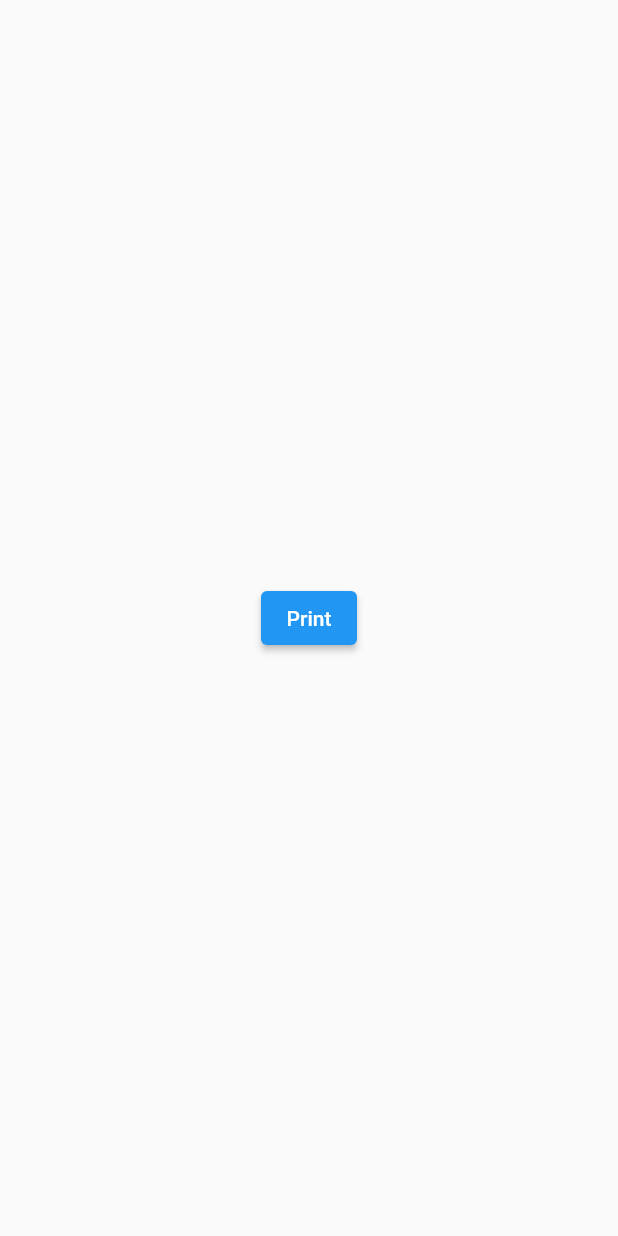
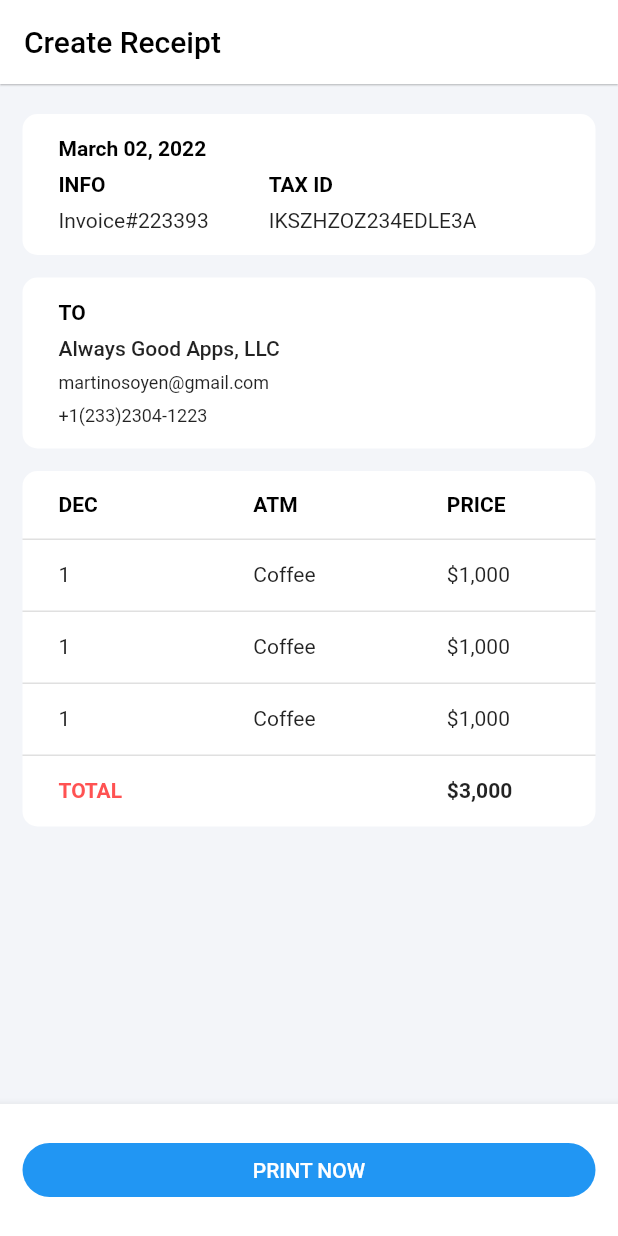
Before and after one commit to yegobox/receipt, a Flutter app: the screen it shows after launch, on a phone screen of 412 x 824 dp. Run offline on Flutter 3.47's test engine with Material 2 defaults, Android fonts, the light colour scheme and no system bars; our stand-ins replace gap, isar, pdf, printing; accounts and stored records are empty; generated files the repository leaves out were written again; statements that could not run were skipped.

Commit message:
Created a new printing format template

```diff
--- a/lib/main.dart
+++ b/lib/main.dart
@@ -1,88 +1,7 @@
-import 'dart:io';
-
 import 'package:flutter/material.dart';
-import 'package:isar_demo/omni_printer.dart';
-import 'package:path_provider/path_provider.dart';
-import 'package:pdf/widgets.dart' as pw;
+import 'package:isar_demo/printing_model.dart';
 
 void main() async {
   WidgetsFlutterBinding.ensureInitialized();
-  Directory dir = await getApplicationDocumentsDirectory();
-  // await IsarAPI.getDir(dbName: dir.path);
-  runApp(const MaterialApp(home: Print()));
+  runApp(const MaterialApp(home: PrintingModel()));
 }
-
-class Print extends StatefulWidget {
-  const Print({Key? key}) : super(key: key);
-
-  @override
-  State<Print> createState() => _PrintState();
-}
-
-class _PrintState extends State<Print> {
-  late OmniPrinter printer;
-  final headers = [
-    pw.Text('K5 25 Ave', style: const pw.TextStyle(fontSize: 5)),
-    pw.Text('+250 788 888 888', style: const pw.TextStyle(fontSize: 5)),
-  ];
-  final subHeader = [
-    pw.Text('Cashier: John Doe', style: const pw.TextStyle(fontSize: 5)),
-    pw.Container(width: 10),
-    pw.Column(
-      children: [
-        pw.Text('June 19,2021', style: const pw.TextStyle(fontSize: 5)),
-        pw.Text('11:20 am', style: const pw.TextStyle(fontSize: 5)),
-      ],
-    )
-  ];
-  final body = pw.Table(children: [
-    pw.TableRow(children: [
-      pw.Text('DESC', style: const pw.TextStyle(fontSize: 5)),
-      pw.Text('AMT', style: const pw.TextStyle(fontSize: 5)),
-    ]),
-    pw.TableRow(children: [
-      pw.Text('1', style: const pw.TextStyle(fontSize: 5)),
-      pw.Text('Coffee', style: const pw.TextStyle(fontSize: 5)),
-      pw.Text('\$1.00', style: const pw.TextStyle(fontSize: 5)),
-    ]),
-    pw.TableRow(children: [
-      pw.Text('1', style: const pw.TextStyle(fontSize: 5)),
-      pw.Text('Coffee', style: const pw.TextStyle(fontSize: 5)),
-      pw.Text('\$1.00', style: const pw.TextStyle(fontSize: 5)),
-    ]),
-    pw.TableRow(children: [
-      pw.Text('1', style: const pw.TextStyle(fontSize: 5)),
-      pw.Text('Coffee', style: const pw.TextStyle(fontSize: 5)),
-      pw.Text('\$1.00', style: const pw.TextStyle(fontSize: 5)),
-    ]),
-
-    /// show total
-    pw.TableRow(children: [
-      pw.Text(''),
-      pw.Text('Total', style: const pw.TextStyle(fontSize: 6)),
-      pw.Text('\$3.00', style: const pw.TextStyle(fontSize: 6)),
-    ]),
-  ]);
-
-  @override
-  void initState() {
-    printer = OmniPrinter();
-    printer.generateDoc(header: headers, subHeader: subHeader, body: body);
-    super.initState();
-  }
-
-  @override
-  Widget build(BuildContext context) {
-    return Scaffold(
-      body: Center(
-        child: ElevatedButton(
-          child: const Text('Print'),
-          onPressed: () async {
-            await printer.shareDoc();
-            // await printer.autoPrint();
-          },
-        ),
-      ),
-    );
-  }
-}
--- a/lib/omni_printer.dart
+++ b/lib/omni_printer.dart
@@ -1,6 +1,7 @@
 import 'dart:typed_data';
 
 import 'package:flutter/cupertino.dart';
+import 'package:isar_demo/pw_page.dart';
 import 'package:pdf/pdf.dart';
 import 'package:pdf/widgets.dart' as pw;
 import 'package:printing/printing.dart';
@@ -75,23 +76,18 @@ class OmniPrinter {
     throw Exception('Not implemented');
   }
 
-  Future<Uint8List> generateDoc({
-    required List<pw.Widget> header,
-    required List<pw.Widget> subHeader,
-    required pw.Widget body,
-  }) {
+  Future<Uint8List> generateDoc() {
     doc.addPage(
       pw.Page(
         pageFormat: PdfPageFormat.a4,
         build: (pw.Context context) {
-          return pw.Column(children: [
-            ...header,
-            pw.Row(
-              children: subHeader,
-            ),
-            pw.Text('\n'),
-            body,
-          ]);
+          return PwPage(
+              date: 'March 02, 2022',
+              info: 'Invoice#223393',
+              taxID: 'IKSZHZOZ234EDLE3A',
+              receiverName: 'Always Good Apps, LLC',
+              receiverMail: 'martinosoyen@gmail.com',
+              receiverPhone: '+1(233)2304-1223');
         },
       ),
     );
--- /dev/null
+++ b/lib/printing_model.dart
@@ -0,0 +1,217 @@
+import 'package:flutter/material.dart';
+import 'package:gap/gap.dart';
+import 'package:isar_demo/omni_printer.dart';
+
+class PrintingModel extends StatefulWidget {
+  const PrintingModel({Key? key}) : super(key: key);
+
+  @override
+  State<PrintingModel> createState() => _PrintingModelState();
+}
+
+class _PrintingModelState extends State<PrintingModel> {
+  late OmniPrinter printer;
+
+  @override
+  void initState() {
+    printer = OmniPrinter();
+    printer.generateDoc();
+    super.initState();
+  }
+
+  @override
+  Widget build(BuildContext context) {
+    final List<DataRow> dataRows = [
+      const DataRow(
+        cells: <DataCell>[
+          DataCell(Text('1')),
+          DataCell(Text('Coffee')),
+          DataCell(Text('\$1,000')),
+        ],
+      ),
+      const DataRow(
+        cells: <DataCell>[
+          DataCell(Text('1')),
+          DataCell(Text('Coffee')),
+          DataCell(Text('\$1,000')),
+        ],
+      ),
+      const DataRow(
+        cells: <DataCell>[
+          DataCell(Text('1')),
+          DataCell(Text('Coffee')),
+          DataCell(Text('\$1,000')),
+        ],
+      ),
+      const DataRow(
+        cells: <DataCell>[
+          DataCell(Text(
+            'TOTAL',
+            style:
+                TextStyle(color: Colors.redAccent, fontWeight: FontWeight.bold),
+          )),
+          DataCell(SizedBox()),
+          DataCell(
+              Text('\$3,000', style: TextStyle(fontWeight: FontWeight.bold))),
+        ],
+      ),
+    ];
+
+    return Scaffold(
+        appBar: AppBar(
+          backgroundColor: Colors.white,
+          elevation: 0.5,
+          title: const Text(
+            'Create Receipt',
+            style: TextStyle(color: Colors.black),
+          ),
+        ),
+        backgroundColor: const Color(0xFFF3F5F9),
+        bottomSheet: Material(
+          elevation: 5,
+          child: Container(
+            width: double.infinity,
+            color: Colors.white,
+            padding: const EdgeInsets.symmetric(vertical: 20, horizontal: 15),
+            child: ElevatedButton(
+              style: ElevatedButton.styleFrom(
+                  elevation: 0, shape: const StadiumBorder()),
+              child: const Text('PRINT NOW'),
+              onPressed: () async {
+                await printer.shareDoc();
+                // await printer.autoPrint();
+              },
+            ),
+          ),
+        ),
+        body: SafeArea(
+          minimum: const EdgeInsets.symmetric(horizontal: 15, vertical: 20),
+          child: Column(
+            children: [
+              Container(
+                padding:
+                    const EdgeInsets.symmetric(horizontal: 24, vertical: 15),
+                decoration: BoxDecoration(
+                    color: Colors.white,
+                    borderRadius: BorderRadius.circular(10)),
+                child: Column(
+                  crossAxisAlignment: CrossAxisAlignment.start,
+                  children: [
+                    const Text(
+                      'March 02, 2022',
+                      style: TextStyle(
+                          fontWeight: FontWeight.bold, color: Colors.black),
+                    ),
+                    const Gap(8),
+                    Row(
+                      mainAxisAlignment: MainAxisAlignment.start,
+                      children: [
+                        Column(
+                          crossAxisAlignment: CrossAxisAlignment.start,
+                          children: const [
+                            Text(
+                              'INFO',
+                              style: TextStyle(
+                                  fontWeight: FontWeight.bold,
+                                  color: Colors.black),
+                            ),
+                            Gap(8),
+                            Text(
+                              'Invoice#223393',
+                            )
+                          ],
+                        ),
+                        const Gap(40),
+                        Column(
+                          crossAxisAlignment: CrossAxisAlignment.start,
+                          children: const [
+                            Text(
+                              'TAX ID',
+                              style: TextStyle(
+                                  fontWeight: FontWeight.bold,
+                                  color: Colors.black),
+                            ),
+                            Gap(8),
+                            Text(
+                              'IKSZHZOZ234EDLE3A',
+                            )
+                          ],
+                        ),
+                      ],
+                    ),
+                  ],
+                ),
+              ),
+              const Gap(15),
+              Container(
+                padding:
+                    const EdgeInsets.symmetric(horizontal: 24, vertical: 15),
+                decoration: BoxDecoration(
+                    color: Colors.white,
+                    borderRadius: BorderRadius.circular(10)),
+                child: Row(
+                  mainAxisAlignment: MainAxisAlignment.start,
+                  children: [
+                    Column(
+                      crossAxisAlignment: CrossAxisAlignment.start,
+                      children: const [
+                        Text(
+                          'TO',
+                          style: TextStyle(
+                              fontWeight: FontWeight.bold, color: Colors.black),
+                        ),
+                        Gap(8),
+                        Text(
+                          'Always Good Apps, LLC',
+                          style: TextStyle(fontWeight: FontWeight.w500),
+                        ),
+                        Gap(8),
+                        Text(
+                          'martinosoyen@gmail.com',
+                          style: TextStyle(fontSize: 12),
+                        ),
+                        Gap(8),
+                        Text(
+                          '+1(233)2304-1223',
+                          style: TextStyle(fontSize: 12),
+                        ),
+                      ],
+                    ),
+                  ],
+                ),
+              ),
+              const Gap(15),
+              SizedBox(
+                width: double.infinity,
+                child: DataTable(
+                    dividerThickness: 1,
+                    headingRowHeight: 45,
+                    headingTextStyle: const TextStyle(
+                        fontWeight: FontWeight.bold, color: Colors.black),
+                    decoration: BoxDecoration(
+                        color: Colors.white,
+                        borderRadius: BorderRadius.circular(10)),
+                    columns: const <DataColumn>[
+                      DataColumn(
+                        label: Text(
+                          'DEC',
+                        ),
+                      ),
+                      DataColumn(
+                        label: Text(
+                          'ATM',
+                        ),
+                      ),
+                      DataColumn(
+                        label: Text(
+                          'PRICE',
+                        ),
+                      ),
+                    ],
+                    rows: dataRows),
+              ),
+            ],
+          ),
+        ));
+  }
+}
--- a/pubspec.yaml
+++ b/pubspec.yaml
@@ -44,6 +44,7 @@ dependencies:
   open_file: ^3.2.1
   url_launcher: ^6.0.6
   intl: ^0.17.0
+  gap: ^2.0.0
 
 dev_dependencies:
   flutter_test:
```
Also changed, not shown: lib/pw_page.dart (added, +205 -0 lines), pubspec.lock, 3 other files.
